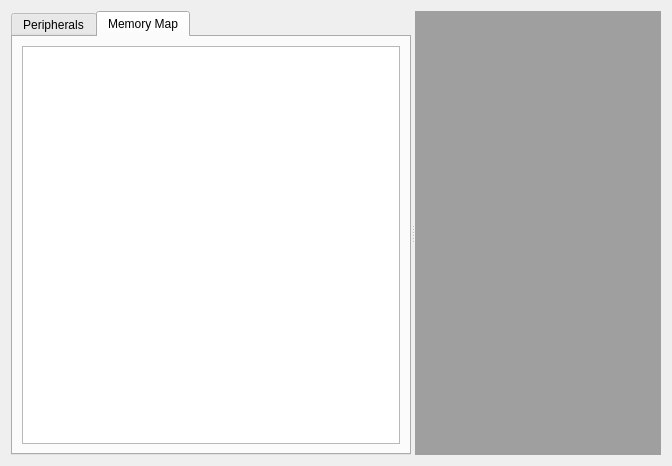
mortbopet/Ripes, file src/iotab.ui: the form before one commit.
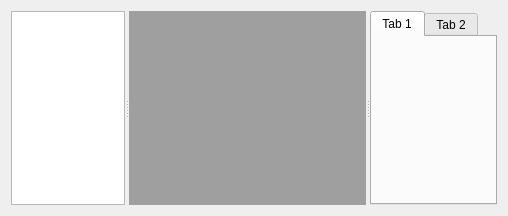
The form after the commit. The open tabs and pages were chosen to show the change.

Commit message: Move memory map view to memory tab

The edit to the form file:
```diff
--- a/src/iotab.ui
+++ b/src/iotab.ui
@@ -6,60 +6,19 @@
    <rect>
     <x>0</x>
     <y>0</y>
-    <width>672</width>
-    <height>466</height>
+    <width>508</width>
+    <height>216</height>
    </rect>
   </property>
   <property name="windowTitle">
    <string>Form</string>
   </property>
-  <layout class="QGridLayout" name="gridLayout_4">
-   <item row="0" column="1">
+  <layout class="QGridLayout" name="gridLayout">
+   <item row="0" column="0">
     <widget class="QSplitter" name="splitter">
-     <property name="sizePolicy">
-      <sizepolicy hsizetype="Expanding" vsizetype="Preferred">
-       <horstretch>0</horstretch>
-       <verstretch>0</verstretch>
-      </sizepolicy>
-     </property>
-     <property name="minimumSize">
-      <size>
-       <width>0</width>
-       <height>0</height>
-      </size>
-     </property>
      <property name="orientation">
       <enum>Qt::Horizontal</enum>
      </property>
-     <widget class="QTabWidget" name="tabWidget">
-      <property name="sizePolicy">
-       <sizepolicy hsizetype="Expanding" vsizetype="Expanding">
-        <horstretch>2</horstretch>
-        <verstretch>0</verstretch>
-       </sizepolicy>
-      </property>
-      <property name="minimumSize">
-       <size>
-        <width>400</width>
-        <height>0</height>
-       </size>
-      </property>
-      <property name="currentIndex">
-       <number>0</number>
-      </property>
-      <widget class="QWidget" name="peripherals">
-       <attribute name="title">
-        <string>Peripherals</string>
-       </attribute>
-       <layout class="QGridLayout" name="gridLayout_2">
-        <item row="0" column="0">
-         <widget class="QSplitter" name="splitter_2">
-          <property name="orientation">
-           <enum>Qt::Vertical</enum>
-          </property>
-          <property name="childrenCollapsible">
-           <bool>false</bool>
-          </property>
           <widget class="QTableWidget" name="peripheralsTable">
            <property name="sizePolicy">
             <sizepolicy hsizetype="Expanding" vsizetype="Expanding">
@@ -68,13 +27,26 @@
             </sizepolicy>
            </property>
           </widget>
+     <widget class="QWidget" name="gridLayoutWidget">
+      <layout class="QGridLayout" name="dockArea">
+       <item row="0" column="0">
+        <widget class="QMdiArea" name="mdiArea"/>
+       </item>
+      </layout>
+     </widget>
           <widget class="QTabWidget" name="peripheralsTab">
            <property name="sizePolicy">
-            <sizepolicy hsizetype="Expanding" vsizetype="Expanding">
+       <sizepolicy hsizetype="MinimumExpanding" vsizetype="Expanding">
              <horstretch>0</horstretch>
              <verstretch>1</verstretch>
             </sizepolicy>
            </property>
+      <property name="minimumSize">
+       <size>
+        <width>0</width>
+        <height>0</height>
+       </size>
+      </property>
            <property name="currentIndex">
             <number>0</number>
            </property>
@@ -88,36 +60,6 @@
              <string>Tab 2</string>
             </attribute>
            </widget>
-          </widget>
-         </widget>
-        </item>
-       </layout>
-      </widget>
-      <widget class="QWidget" name="mmap">
-       <attribute name="title">
-        <string>Memory Map</string>
-       </attribute>
-       <layout class="QGridLayout" name="gridLayout_3">
-        <item row="0" column="0">
-         <layout class="QVBoxLayout" name="verticalLayout_2">
-          <item>
-           <widget class="QTableView" name="memoryMapView">
-            <attribute name="horizontalHeaderStretchLastSection">
-             <bool>true</bool>
-            </attribute>
-           </widget>
-          </item>
-         </layout>
-        </item>
-       </layout>
-      </widget>
-     </widget>
-     <widget class="QWidget" name="gridLayoutWidget">
-      <layout class="QGridLayout" name="dockArea">
-       <item row="0" column="0">
-        <widget class="QMdiArea" name="mdiArea"/>
-       </item>
-      </layout>
      </widget>
     </widget>
    </item>
```
Lines whose indentation alone changed are shown as unchanged. The commit also changes 3 other files.
